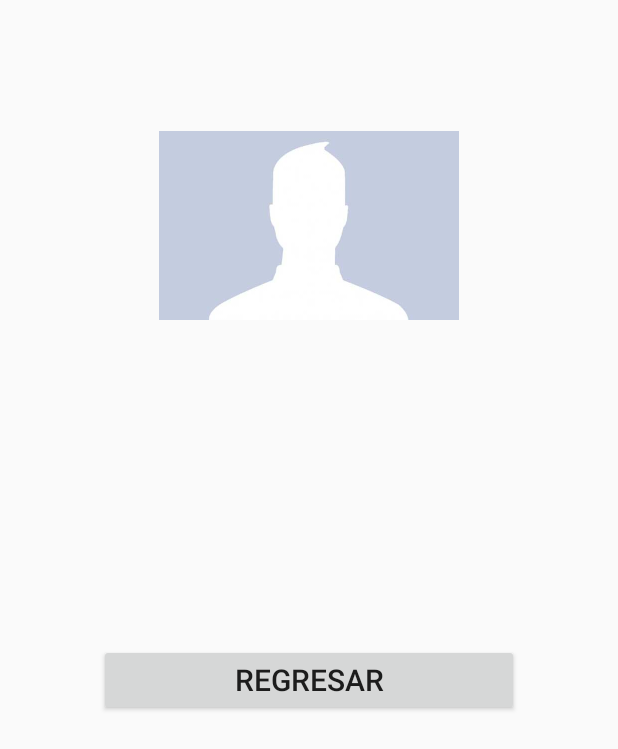
After one commit to eqilibruim501/Sentrifugo-Movil, an Android app: the DatosUsuario screen opened directly, with no data from a screen before it, on a phone screen of 412 x 824 dp. The commit adds this screen. Shown: the top 749 px of the screen. Run offline under Robolectric (Android 15) with nearby library versions, the phone set to English and light mode, and no system bars; our stand-ins replace Firebase (no records; nobody signed in at launch, a user with empty details on screens opened directly).

Commit message:
perfil usuario

```diff
--- a/Sentrifugo/app/src/main/AndroidManifest.xml
+++ b/Sentrifugo/app/src/main/AndroidManifest.xml
@@ -19,6 +19,10 @@
                 <category android:name="android.intent.category.LAUNCHER" />
             </intent-filter>
         </activity>
+        <activity
+            android:name=".DatosUsuario"
+            android:label="@string/title_activity_datos_usuario"
+            android:theme="@style/AppTheme.NoActionBar"></activity>
     </application>
 
 </manifest>
--- a/Sentrifugo/app/src/main/java/com/example/frive/sentrifugo/Base/Referencias.java
+++ b/Sentrifugo/app/src/main/java/com/example/frive/sentrifugo/Base/Referencias.java
@@ -1,6 +1,6 @@
 package com.example.frive.sentrifugo.Base;
 
 public class Referencias {
-    final public static String Principal="Proyecto";
-    final public static String Usuario="Usuario";
+    final public static String Principal="Sentrifugo";
+    final public static String Usuario="Usuarios";
 }
--- /dev/null
+++ b/Sentrifugo/app/src/main/java/com/example/frive/sentrifugo/DatosUsuario.java
@@ -0,0 +1,97 @@
+package com.example.frive.sentrifugo;
+
+import android.content.Intent;
+import android.os.Bundle;
+import android.support.annotation.NonNull;
+import android.support.design.widget.FloatingActionButton;
+import android.support.design.widget.Snackbar;
+import android.support.v7.app.AppCompatActivity;
+import android.support.v7.widget.Toolbar;
+import android.util.Log;
+import android.view.View;
+import android.widget.Button;
+import android.widget.ImageView;
+import android.widget.TextView;
+
+import com.example.frive.sentrifugo.Base.Referencias;
+import com.google.firebase.database.DataSnapshot;
+import com.google.firebase.database.DatabaseError;
+import com.google.firebase.database.DatabaseReference;
+import com.google.firebase.database.FirebaseDatabase;
+import com.google.firebase.database.ValueEventListener;
+
+import java.util.ArrayList;
+import java.util.List;
+
+public class DatosUsuario extends AppCompatActivity {
+    private List<Usuario> listaUsuarios;
+    private TextView nombre;
+    private TextView edad;
+    private TextView correo;
+    private TextView Rango;
+    private TextView Puesto;
+    private Button Regresar;
+    private String CorreoUsuario;
+    @Override
+    protected void onCreate(Bundle savedInstanceState) {
+        super.onCreate(savedInstanceState);
+        setContentView(R.layout.activity_datos_usuario);
+        Regresar =(Button)findViewById(R.id.Regresar);
+        final FirebaseDatabase database = FirebaseDatabase.getInstance();
+        final DatabaseReference myRef = database.getReference(Referencias.Principal);
+        nombre=(TextView)findViewById(R.id.nombre);
+        edad=(TextView)findViewById(R.id.edad);
+        correo=(TextView)findViewById(R.id.correo);
+        Rango = (TextView)findViewById(R.id.Rango);
+        Puesto = (TextView) findViewById(R.id.Puesto);
+        Bundle extras = getIntent().getExtras();
+        listaUsuarios=new ArrayList<Usuario>();
+        //muestra datos del usuario
+        if (extras != null) {
+            CorreoUsuario=extras.getString("correo");
+        }
+        Log.d("ekey",myRef.getKey());
+        Log.d("e","asas");
+        Regresar.setOnClickListener(new View.OnClickListener() {
+            @Override
+            public void onClick(View v) {
+                Intent intent=new Intent(DatosUsuario.this, MainActivity.class);
+
+                startActivity(intent);
+            }
+        });
+        myRef.child(Referencias.Usuario).addValueEventListener(new ValueEventListener(){
+            @Override
+            public void onDataChange(DataSnapshot dataSnapshot) {
+                for(DataSnapshot snapshot:dataSnapshot.getChildren()){
+                    Usuario usuario =snapshot.getValue(Usuario.class);
+                    if(usuario==null){
+                        Log.d("estoEntro2","nulo");
+                    }else{
+                        if(CorreoUsuario.equals(usuario.getCorreo())) {
+                            listaUsuarios.add(usuario);
+                            nombre.setText("Nombre :"+usuario.getNombre().toString());
+                            edad.setText("Edad :"+Integer.toString(usuario.getEdad()));
+                            correo.setText("Correo :"+usuario.getCorreo().toString());
+                            Rango.setText("Rango :"+usuario.getRango().toString());
+                            Puesto.setText("Puesto :"+usuario.getPuesto().toString());
+                        }
+                    }
+
+                }
+
+            }
+
+            @Override
+            public void onCancelled(DatabaseError databaseError) {
+
+            }
+        });
+       /* nombre.setText("Nombre :"+listaUsuarios.get(0).getNombre());
+        edad.setText("Edad :"+listaUsuarios.get(0).getEdad());
+        correo.setText("Correo :"+listaUsuarios.get(0).getCorreo());
+        Rango.setText("Rango :"+listaUsuarios.get(0).getRango());
+        Puesto.setText("Puesto :"+listaUsuarios.get(0).getPuesto());*/
+    }
+
+}
--- /dev/null
+++ b/Sentrifugo/app/src/main/res/layout/activity_datos_usuario.xml
@@ -0,0 +1,78 @@
+<?xml version="1.0" encoding="utf-8"?>
+    <RelativeLayout xmlns:android="http://schemas.android.com/apk/res/android"
+        xmlns:app="http://schemas.android.com/apk/res-auto"
+        xmlns:tools="http://schemas.android.com/tools"
+        android:layout_width="match_parent"
+        android:layout_height="match_parent"
+        tools:context=".DatosUsuario">
+
+
+        <LinearLayout
+            android:layout_width="match_parent"
+            android:layout_height="match_parent"
+            android:layout_alignParentStart="true"
+            android:layout_alignParentTop="true"
+            android:orientation="vertical">
+
+            <ImageView
+                android:id="@+id/imagen"
+                android:layout_width="200dp"
+                android:layout_height="200dp"
+                android:layout_gravity="center"
+                android:layout_marginTop="50dp"
+
+                app:srcCompat="@drawable/perfil" />
+
+            <LinearLayout
+                android:layout_width="match_parent"
+                android:layout_height="250dp"
+                android:layout_marginBottom="50dp"
+                android:layout_marginLeft="10dp"
+                android:layout_marginRight="10dp"
+                android:layout_marginTop="10dp"
+                android:gravity="center"
+                android:orientation="vertical">
+
+                <TextView
+                    android:id="@+id/nombre"
+                    android:layout_width="280dp"
+                    android:layout_height="wrap_content"
+                    android:textSize="20dp"
+                    android:text="" />
+
+                <TextView
+                    android:id="@+id/correo"
+                    android:layout_width="280dp"
+                    android:layout_height="wrap_content"
+                    android:textSize="20dp"
+                    android:text="" />
+
+                <TextView
+                    android:id="@+id/edad"
+                    android:layout_width="280dp"
+                    android:layout_height="wrap_content"
+                    android:textSize="20dp"
+                    android:text="" />
+
+                <TextView
+                    android:id="@+id/Rango"
+                    android:layout_width="280dp"
+                    android:layout_height="wrap_content"
+                    android:text=""
+                    android:textSize="20dp" />
+
+                <TextView
+                    android:id="@+id/Puesto"
+                    android:layout_width="280dp"
+                    android:layout_height="wrap_content"
+                    android:text=""
+                    android:textSize="20dp" />
+                <Button
+                    android:id="@+id/Regresar"
+                    android:layout_width="280dp"
+                    android:layout_height="wrap_content"
+                    android:text="Regresar"
+                    android:textSize="20dp" />
+            </LinearLayout>
+        </LinearLayout>
+    </RelativeLayout>
--- a/Sentrifugo/app/src/main/res/values/strings.xml
+++ b/Sentrifugo/app/src/main/res/values/strings.xml
@@ -1,4 +1,5 @@
 <resources>
     <string name="app_name">Sentrifugo</string>
     <string name="action_settings">Settings</string>
+    <string name="title_activity_datos_usuario">DatosUsuario</string>
 </resources>
```
Also changed, not shown: Sentrifugo/app/src/main/java/com/example/frive/sentrifugo/MainActivity.java (+9 -18 lines), Sentrifugo/app/src/main/java/com/example/frive/sentrifugo/Usuario.java (added, +59 -0 lines), Sentrifugo/app/src/main/res/layout/content_datos_usuario.xml (added, +11 -0 lines), Sentrifugo/app/src/main/res/drawable/perfil.jpg (added), 2 other files.
